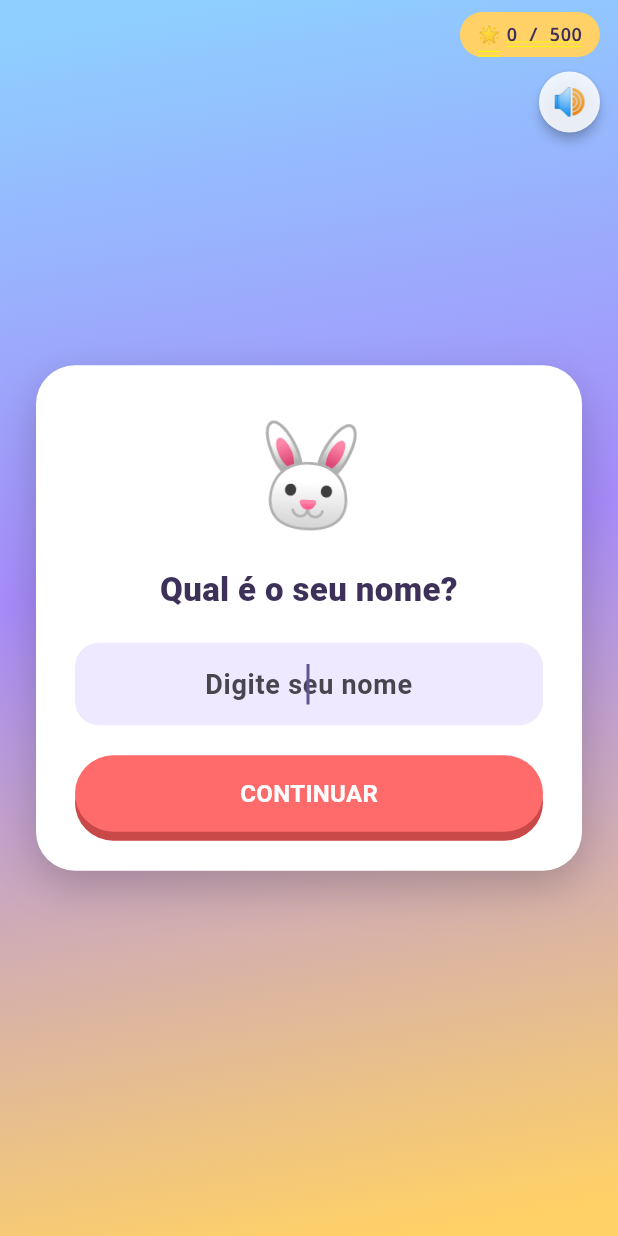
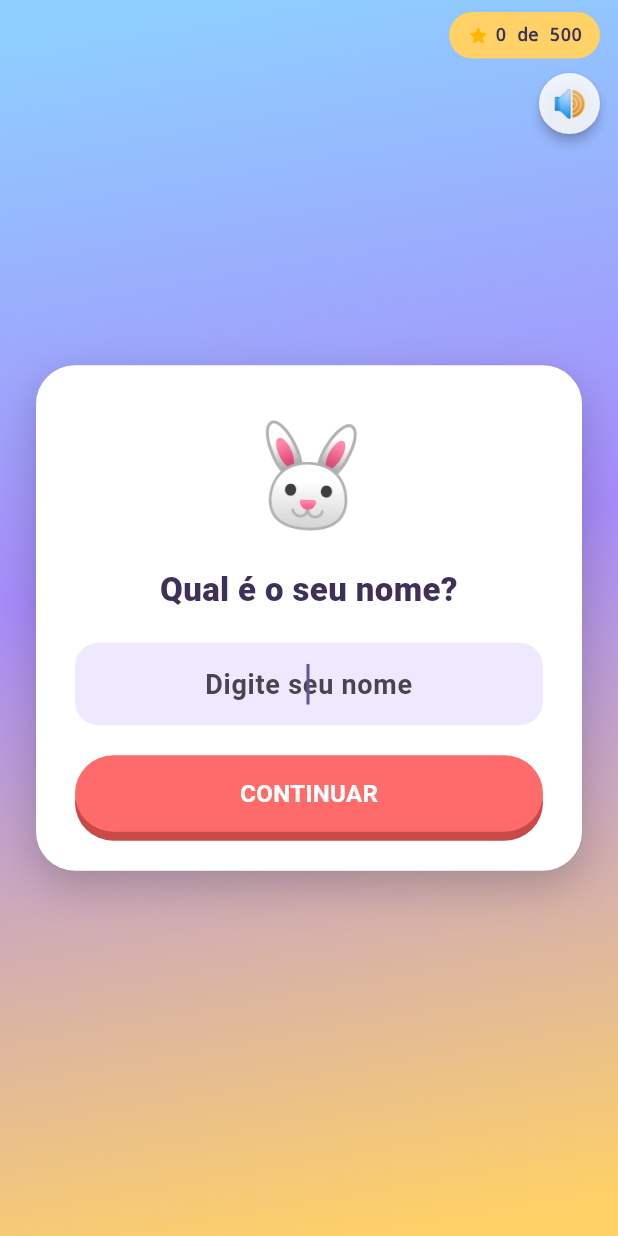
Before and after one commit to janseysilva/espertinhos, a Flutter app: the screen it shows after launch, on a phone screen of 412 x 824 dp. Run offline on Flutter 3.47's test engine with Material 3 defaults, Android fonts, the phone set to English and light mode, and no system bars; our stand-ins replace audioplayers, cloud_firestore, confetti, firebase_auth, firebase_core, flutter_tts and 3 more; accounts and stored records are empty; network calls fail.

Commit message:
Refaz o balão das estrelas do zero
Trocado o emoji 🌟 por um ícone vetorial (Icons.star_rounded, fora do
sistema de emoji da fonte), cantos menos arredondados (16 em vez de
formato "pílula" 999), texto sem barra ("de" em vez de "/", igual ao
resto do app) e decoration explicitamente marcada como "none". Tenta
eliminar de uma vez qualquer uma das causas possíveis já testadas
pro traço que insistia em aparecer ali.

```diff
--- a/lib/widgets/star_counter_badge.dart
+++ b/lib/widgets/star_counter_badge.dart
@@ -16,29 +16,30 @@ class StarCounterBadge extends StatelessWidget {
       stream: appState.lifetimeStarsStream,
       builder: (context, snap) {
         final total = snap.data ?? 0;
-        return Container(
-          padding: const EdgeInsets.symmetric(horizontal: 12, vertical: 8),
+        return DecoratedBox(
           decoration: const BoxDecoration(
             color: AppColors.gold,
-            borderRadius: BorderRadius.all(Radius.circular(999)),
+            borderRadius: BorderRadius.all(Radius.circular(16)),
           ),
-          // Emoji e número em Text separados (não numa string só) — juntos
-          // numa única peça de texto em negrito, alguns celulares (ex:
-          // Xiaomi/MIUI) desenhavam um traço embaixo por confusão de fonte
-          // na hora de misturar o emoji com o texto. Cor de fundo também
-          // virou opaca (sem transparência) — uma cor semitransparente
-          // colorida (diferente do resto dos botões do app, que usam
-          // branco) é mais propensa a esse tipo de artefato de desenho.
+          child: Padding(
+            padding: const EdgeInsets.symmetric(horizontal: 12, vertical: 8),
             child: Row(
               mainAxisSize: MainAxisSize.min,
+              crossAxisAlignment: CrossAxisAlignment.center,
               children: [
-              const Text('🌟', style: TextStyle(fontSize: 12)),
+                const Icon(Icons.star_rounded, color: AppColors.starOn, size: 15),
                 const SizedBox(width: 4),
                 Text(
-                '$total / 500',
-                style: const TextStyle(fontWeight: FontWeight.bold, color: AppColors.textDark, fontSize: 12),
+                  '$total de 500',
+                  style: const TextStyle(
+                    fontWeight: FontWeight.w700,
+                    color: AppColors.textDark,
+                    fontSize: 12,
+                    decoration: TextDecoration.none,
+                  ),
                 ),
               ],
+            ),
           ),
         );
       },
```
Lines whose indentation alone changed are shown as unchanged.
